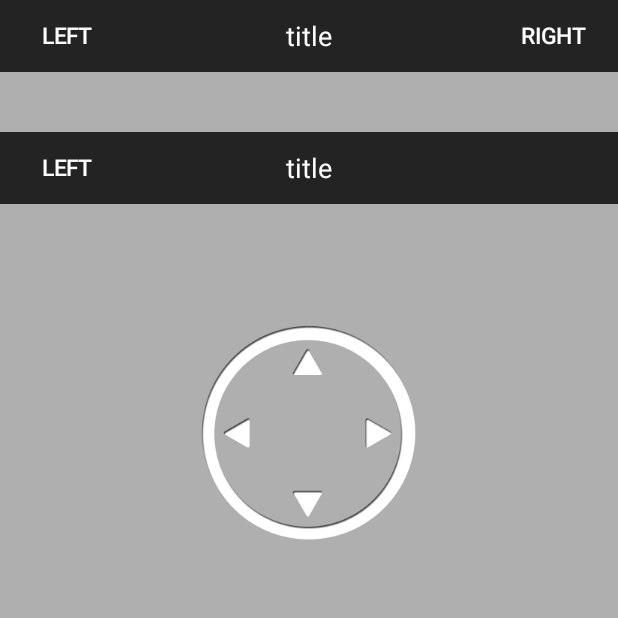
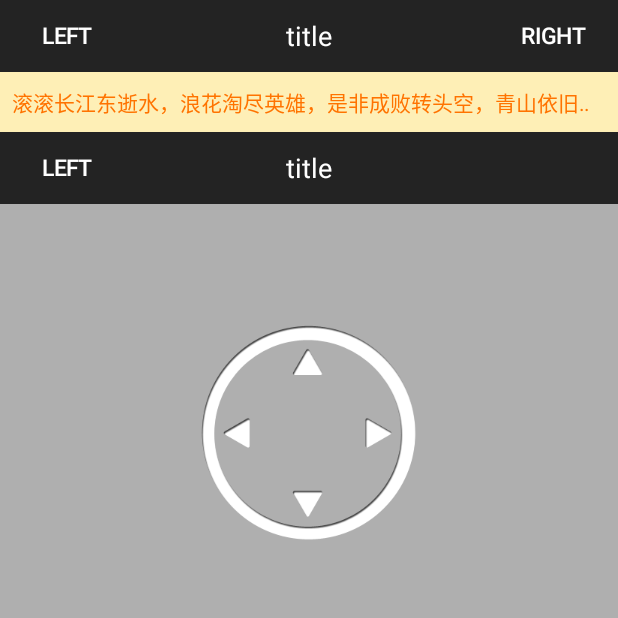
Before and after one commit to wpq2014/MyDemo, an Android app: the TopBarActivity screen opened directly, with no data from a screen before it, on a phone screen of 412 x 824 dp, the top half of it. Run offline under Robolectric (Android 15) with nearby library versions, the phone set to English and light mode, and no system bars; our stand-ins replace ButterKnife.

Commit message:
增加跑马灯MarqueeTextView

```diff
--- a/app/src/main/java/com/demo/wpq/mydemo/MainActivity.java
+++ b/app/src/main/java/com/demo/wpq/mydemo/MainActivity.java
@@ -16,7 +16,7 @@ import android.view.View;
 import android.widget.TextView;
 
 import com.demo.wpq.mydemo.animation.AnimationActivity;
-import com.demo.wpq.mydemo.customview.TopBarActivity;
+import com.demo.wpq.mydemo.customview.CustomViewActivity;
 import com.demo.wpq.mydemo.qrcode.CaptureActivity;
 
 public class MainActivity extends AppCompatActivity
@@ -83,7 +83,7 @@ public class MainActivity extends AppCompatActivity
      * @param view
      */
     public void clickCustomView(View view){
-        startActivity(new Intent(this, TopBarActivity.class));
+        startActivity(new Intent(this, CustomViewActivity.class));
     }
 
     @Override
--- a/app/src/main/java/com/demo/wpq/mydemo/customview/TopBarActivity.java
+++ b/app/src/main/java/com/demo/wpq/mydemo/customview/TopBarActivity.java
@@ -7,25 +7,35 @@ import android.widget.Toast;
 
 import com.demo.wpq.mydemo.R;
 import com.demo.wpq.mydemo.customview.view.DirectionView;
+import com.demo.wpq.mydemo.customview.view.MarqueeTextView;
 import com.demo.wpq.mydemo.customview.view.TopBar;
+
+import butterknife.Bind;
+import butterknife.ButterKnife;
 
 /**
  * Desc:
  * Created by wpq on 16/7/11.
  */
-public class TopBarActivity extends Activity{
+public class TopBarActivity extends Activity {
 
-    private TopBar topBar0 = null;
-    private TopBar topBar1 = null;
-    private DirectionView directionView = null;
+
+    @Bind(R.id.topbar0)
+    TopBar topbar0;
+    @Bind(R.id.topbar1)
+    TopBar topbar1;
+    @Bind(R.id.directionView)
+    DirectionView directionView;
+    @Bind(R.id.marquee_textView)
+    MarqueeTextView marqueeTextView;
 
     @Override
     protected void onCreate(Bundle savedInstanceState) {
         super.onCreate(savedInstanceState);
         setContentView(R.layout.activity_topbar);
+        ButterKnife.bind(this);
 
-        topBar0 = (TopBar) findViewById(R.id.topbar0);
-        topBar0.setOnTopBarClickListener(new TopBar.OnTopBarClickListener() {
+        topbar0.setOnTopBarClickListener(new TopBar.OnTopBarClickListener() {
             @Override
             public void onTopBarLeftButtonClick(View v) {
                 Toast.makeText(TopBarActivity.this, "leftButton0 clicked", Toast.LENGTH_SHORT).show();
@@ -37,8 +47,9 @@ public class TopBarActivity extends Activity{
             }
         });
 
-        topBar1 = (TopBar) findViewById(R.id.topbar1);
-        topBar1.setOnTopBarClickListener(new TopBar.OnTopBarClickListener() {
+
+
+        topbar1.setOnTopBarClickListener(new TopBar.OnTopBarClickListener() {
             @Override
             public void onTopBarLeftButtonClick(View v) {
                 Toast.makeText(TopBarActivity.this, "leftButton1 clicked", Toast.LENGTH_SHORT).show();
@@ -50,11 +61,10 @@ public class TopBarActivity extends Activity{
             }
         });
 
-        directionView = (DirectionView) findViewById(R.id.directionView);
         directionView.setOnDirectionChangedListener(new DirectionView.OnDirectionChangedListener() {
             @Override
             public void onDirectionChanged(int currentDirection) {
-                switch (currentDirection){
+                switch (currentDirection) {
                     case DirectionView.Direction.LEFT:
                         showToast("左");
                         break;
@@ -72,7 +82,7 @@ public class TopBarActivity extends Activity{
         });
     }
 
-    private void showToast(String content){
+    private void showToast(String content) {
         Toast.makeText(this, content, Toast.LENGTH_SHORT).show();
     }
 }
--- /dev/null
+++ b/app/src/main/java/com/demo/wpq/mydemo/customview/view/MarqueeTextView.java
@@ -0,0 +1,52 @@
+package com.demo.wpq.mydemo.customview.view;
+
+import android.content.Context;
+import android.graphics.Rect;
+import android.util.AttributeSet;
+import android.widget.TextView;
+
+public class MarqueeTextView extends TextView {
+
+	public MarqueeTextView(Context context) {
+		super(context);
+	}
+
+	public MarqueeTextView(Context context, AttributeSet attrs) {
+		super(context, attrs);
+	}
+
+	public MarqueeTextView(Context context, AttributeSet attrs,
+						   int defStyleAttr) {
+		super(context, attrs, defStyleAttr);
+	}
+
+	@Override
+	public boolean isFocused() {
+		return true;
+	}
+
+	@Override
+	protected void onFocusChanged(boolean focused, int direction,
+			Rect previouslyFocusedRect) {
+	}
+
+}
+
+// <com.healskare.miaoyi.ui.widget.MyMarqueeTextView
+// android:id="@+id/tv_remind"
+// android:layout_width="match_parent"
+// android:layout_height="wrap_content"
+// android:textSize="14sp"
+// android:background="@color/remind_bgcolor"
+// android:textColor="@color/remind_textcolor"
+// android:text="滚滚长江东逝水，浪花淘尽英雄，是非成败转头空，青山依旧在，几度夕阳红；白发渔樵江渚上，惯看秋月春风，一壶浊酒喜相逢，古今多少事，都付笑谈中.."
+// android:paddingLeft="10dp"
+// android:paddingTop="8dp"
+// android:paddingBottom="8dp"
+// android:marqueeRepeatLimit="marquee_forever"
+// android:ellipsize="marquee"
+// android:scrollHorizontally="true"
+// android:focusableInTouchMode="true"
+// android:singleLine="true"
+// android:focusable="true"
+// />
--- a/app/src/main/java/com/demo/wpq/mydemo/customview/view/TopBar.java
+++ b/app/src/main/java/com/demo/wpq/mydemo/customview/view/TopBar.java
@@ -7,6 +7,7 @@ import android.graphics.drawable.Drawable;
 import android.os.Build;
 import android.text.TextUtils;
 import android.util.AttributeSet;
+import android.util.TypedValue;
 import android.view.Gravity;
 import android.view.View;
 import android.widget.Button;
@@ -24,8 +25,6 @@ public class TopBar extends LinearLayout{
 
     private final int topBarBackground = 0xCC000000;
     private final int textColorDefault = 0xFFFFFFFF;
-    private final float titleTextSizeDefault = 18f;
-    private final float leftTextSizeDefault = 15f;
 
     private TextView tvTitile;
     private String titleText;
@@ -69,16 +68,16 @@ public class TopBar extends LinearLayout{
         TypedArray t = context.obtainStyledAttributes(attrs, R.styleable.TopBar);
         titleText = t.getString(R.styleable.TopBar_tTitle);
         titleTextColor = t.getColor(R.styleable.TopBar_tTitleTextColor, textColorDefault);
-        titleTextSize = t.getDimension(R.styleable.TopBar_tTitleTextSize, titleTextSizeDefault);
+        titleTextSize = t.getDimension(R.styleable.TopBar_tTitleTextSize, getResources().getDimension(R.dimen.topbar_title_textsize));
 
         leftText = t.getString(R.styleable.TopBar_tLeftText);
         leftTextColor = t.getColor(R.styleable.TopBar_tLeftTextColor, textColorDefault);
-        leftTextSize = t.getDimension(R.styleable.TopBar_tLeftTextSize, leftTextSizeDefault);
+        leftTextSize = t.getDimension(R.styleable.TopBar_tLeftTextSize, getResources().getDimension(R.dimen.topbar_left_textsize));
         leftBackground = t.getDrawable(R.styleable.TopBar_tLeftBackground);
 
         rightText = t.getString(R.styleable.TopBar_tRightText);
         rightTextColor = t.getColor(R.styleable.TopBar_tRightTextColor, textColorDefault);
-        rightTextSize = t.getDimension(R.styleable.TopBar_tRightTextSize, leftTextSizeDefault);
+        rightTextSize = t.getDimension(R.styleable.TopBar_tRightTextSize, getResources().getDimension(R.dimen.topbar_left_textsize));
         rightBackground = t.getDrawable(R.styleable.TopBar_tRightBackground);
         rightVisible = t.getBoolean(R.styleable.TopBar_tRightVisible, true);
 
@@ -90,7 +89,7 @@ public class TopBar extends LinearLayout{
         tvTitile.setGravity(Gravity.CENTER);
         tvTitile.setText(titleText);
         tvTitile.setTextColor(titleTextColor);
-        tvTitile.setTextSize(titleTextSize);
+        tvTitile.setTextSize(TypedValue.COMPLEX_UNIT_PX, titleTextSize);
 
         LinearLayout.LayoutParams lpLeft = new LinearLayout.LayoutParams(LayoutParams.WRAP_CONTENT, LayoutParams.MATCH_PARENT, 0f);
         leftButton = new Button(context);
@@ -99,7 +98,7 @@ public class TopBar extends LinearLayout{
         if(!TextUtils.isEmpty(leftText)) {
             leftButton.setText(leftText);
             leftButton.setTextColor(leftTextColor);
-            leftButton.setTextSize(leftTextSize);
+            leftButton.setTextSize(TypedValue.COMPLEX_UNIT_PX, leftTextSize);
             leftButton.setBackground(leftBackground);
         }
 
@@ -109,7 +108,7 @@ public class TopBar extends LinearLayout{
         if(!TextUtils.isEmpty(rightText)) {
             rightButton.setText(rightText);
             rightButton.setTextColor(rightTextColor);
-            rightButton.setTextSize(leftTextSize);
+            rightButton.setTextSize(TypedValue.COMPLEX_UNIT_PX, leftTextSize);
             rightButton.setBackground(rightBackground);
             if(rightVisible){
                 rightButton.setVisibility(View.VISIBLE);
@@ -141,9 +140,10 @@ public class TopBar extends LinearLayout{
         super(context, attrs, defStyleAttr);
     }
 
-//    public TopBar(Context context, AttributeSet attrs, int defStyleAttr, int defStyleRes) {
-//        super(context, attrs, defStyleAttr, defStyleRes);
-//    }
+    @TargetApi(Build.VERSION_CODES.LOLLIPOP)
+    public TopBar(Context context, AttributeSet attrs, int defStyleAttr, int defStyleRes) {
+        super(context, attrs, defStyleAttr, defStyleRes);
+    }
 
 
 }
--- a/app/src/main/res/layout/activity_topbar.xml
+++ b/app/src/main/res/layout/activity_topbar.xml
@@ -3,9 +3,9 @@
     xmlns:app="http://schemas.android.com/apk/res-auto"
     android:layout_width="match_parent"
     android:layout_height="match_parent"
-    android:orientation="vertical"
+    android:background="@color/alpha_30_black"
     android:gravity="center_horizontal"
-    android:background="@color/alpha_30_black">
+    android:orientation="vertical">
 
     <com.demo.wpq.mydemo.customview.view.TopBar
         android:id="@+id/topbar0"
@@ -17,11 +17,27 @@
         app:tRightText="@string/right_text"
         app:tTitle="@string/title_text" />
 
+    <com.demo.wpq.mydemo.customview.view.MarqueeTextView
+        android:id="@+id/marquee_textView"
+        android:layout_width="match_parent"
+        android:layout_height="40dp"
+        android:background="@color/remind_bgcolor"
+        android:ellipsize="marquee"
+        android:focusable="true"
+        android:focusableInTouchMode="true"
+        android:gravity="center_vertical"
+        android:marqueeRepeatLimit="marquee_forever"
+        android:padding="8dp"
+        android:scrollHorizontally="true"
+        android:singleLine="true"
+        android:text="滚滚长江东逝水，浪花淘尽英雄，是非成败转头空，青山依旧在，几度夕阳红；白发渔樵江渚上，惯看秋月春风，一壶浊酒喜相逢，古今多少事，都付笑谈中.."
+        android:textColor="@color/remind_textcolor"
+        android:textSize="14sp" />
+
     <com.demo.wpq.mydemo.customview.view.TopBar
         android:id="@+id/topbar1"
         android:layout_width="match_parent"
         android:layout_height="@dimen/topbar_height"
-        android:layout_marginTop="40dp"
         app:tLeftBackground="@drawable/topbar_button_bg_selector"
         app:tLeftText="@string/left_text"
         app:tRightText="@string/right_text"
@@ -33,6 +49,6 @@
         android:layout_width="wrap_content"
         android:layout_height="wrap_content"
         android:layout_marginTop="80dp"
-        android:clickable="true"/>
+        android:clickable="true" />
 
 </LinearLayout>
--- a/app/src/main/res/values/colors.xml
+++ b/app/src/main/res/values/colors.xml
@@ -47,4 +47,8 @@
     <color name="alpha_90_black">#E6000000</color>
     <color name="alpha_95_black">#F2000000</color>
     <color name="black">#FF000000</color>
+
+
+    <color name="remind_bgcolor">#feefb6</color>
+    <color name="remind_textcolor">#ff7300</color>
 </resources>
--- a/app/src/main/res/values/dimens.xml
+++ b/app/src/main/res/values/dimens.xml
@@ -7,5 +7,9 @@
     <dimen name="activity_vertical_margin">16dp</dimen>
     <dimen name="fab_margin">16dp</dimen>
 
+    <!-- topbar -->
     <dimen name="topbar_height">48dp</dimen>
+    <dimen name="topbar_title_textsize">18dp</dimen>
+    <dimen name="topbar_left_textsize">15dp</dimen>
+
 </resources>
--- a/app/src/main/res/values/strings.xml
+++ b/app/src/main/res/values/strings.xml
@@ -17,6 +17,7 @@
 
     <!-- 自定义View -->
     <string name="customview">自定义View</string>
+    <string name="simple">简单自定义</string>
     <string name="left_text">left</string>
     <string name="right_text">right</string>
     <string name="title_text">title</string>
```
Also changed, not shown: app/src/main/AndroidManifest.xml (+7 -1 lines), app/src/main/java/com/demo/wpq/mydemo/customview/CustomViewActivity.java (added, +39 -0 lines), app/src/main/java/com/demo/wpq/mydemo/customview/view/DirectionView.java (+7 -4 lines), app/src/main/java/com/demo/wpq/mydemo/customview/view/ListViewInScrollView.java (deleted, +0 -35 lines), app/src/main/java/com/demo/wpq/mydemo/customview/view/MScrollView.java (+6 -3 lines), app/src/main/java/com/demo/wpq/mydemo/customview/view/NestedGridView.java (added, +38 -0 lines), app/src/main/java/com/demo/wpq/mydemo/customview/view/NestedListView.java (added, +38 -0 lines), app/src/main/res/layout/activity_customview.xml (added, +16 -0 lines).
